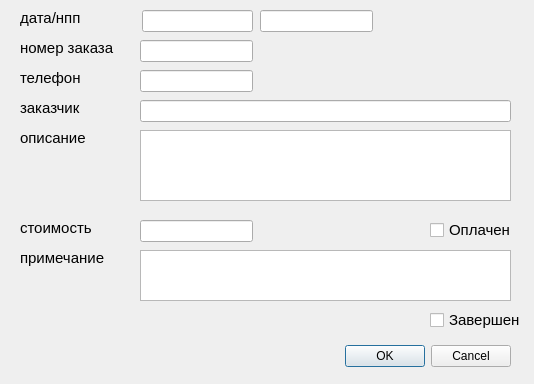
Old version of the form newdial.ui in the repository leoneii/ixjournal.
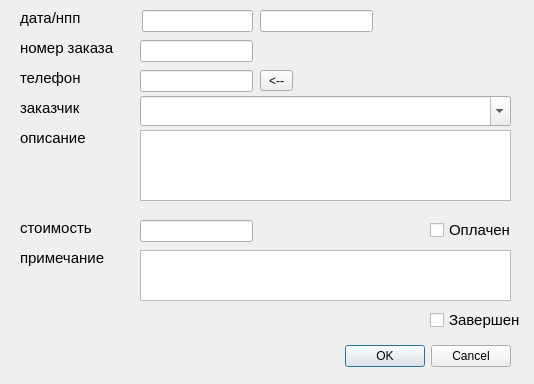
New version of the form.

Diff of the .ui file:
```diff
--- a/newdial.ui
+++ b/newdial.ui
@@ -245,24 +245,6 @@
     <string/>
    </property>
   </widget>
-  <widget class="QLineEdit" name="lineEdit_nameZak">
-   <property name="geometry">
-    <rect>
-     <x>140</x>
-     <y>100</y>
-     <width>371</width>
-     <height>22</height>
-    </rect>
-   </property>
-   <property name="font">
-    <font>
-     <pointsize>10</pointsize>
-    </font>
-   </property>
-   <property name="text">
-    <string/>
-   </property>
-  </widget>
   <widget class="QTextEdit" name="textEdit_descryption">
    <property name="geometry">
     <rect>
@@ -311,6 +293,35 @@
     </rect>
    </property>
   </widget>
+  <widget class="QComboBox" name="comboBox_cont">
+   <property name="geometry">
+    <rect>
+     <x>140</x>
+     <y>96</y>
+     <width>371</width>
+     <height>30</height>
+    </rect>
+   </property>
+   <property name="editable">
+    <bool>true</bool>
+   </property>
+  </widget>
+  <widget class="QToolButton" name="toolButton_phonFromTable">
+   <property name="geometry">
+    <rect>
+     <x>260</x>
+     <y>70</y>
+     <width>33</width>
+     <height>21</height>
+    </rect>
+   </property>
+   <property name="toolTip">
+    <string>Подставить значение из справочника</string>
+   </property>
+   <property name="text">
+    <string>&lt;--</string>
+   </property>
+  </widget>
  </widget>
  <tabstops>
   <tabstop>lineEdit_dat</tabstop>
```
Left out of the diff: 1 changed line with no effect on the pictures.
